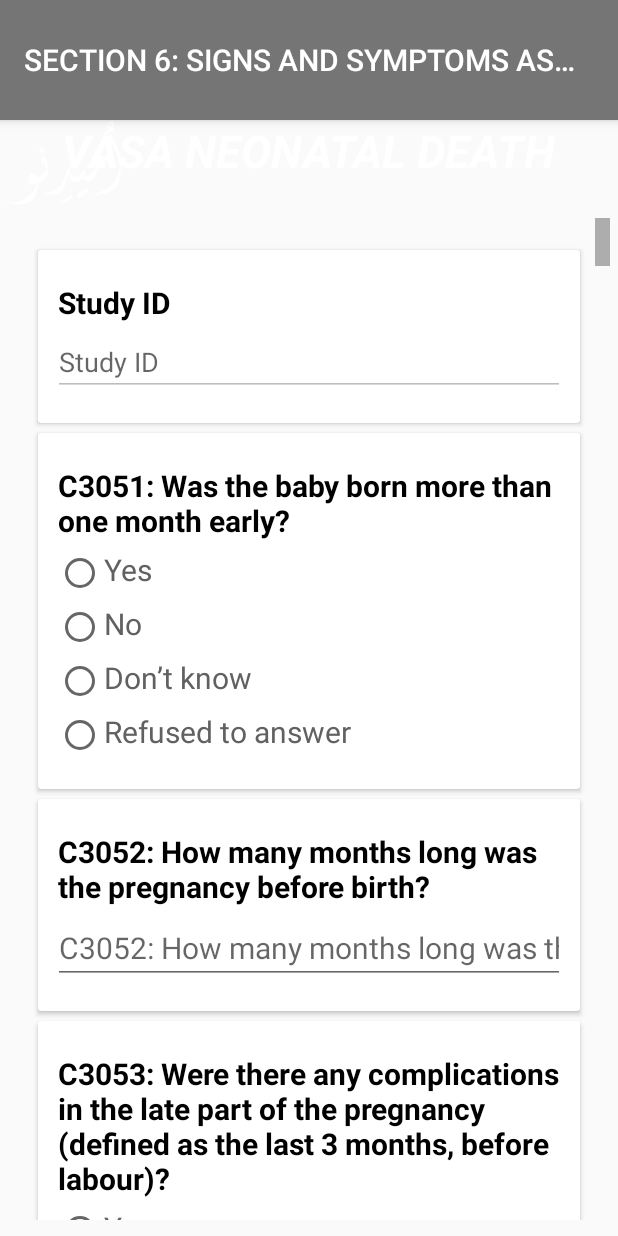
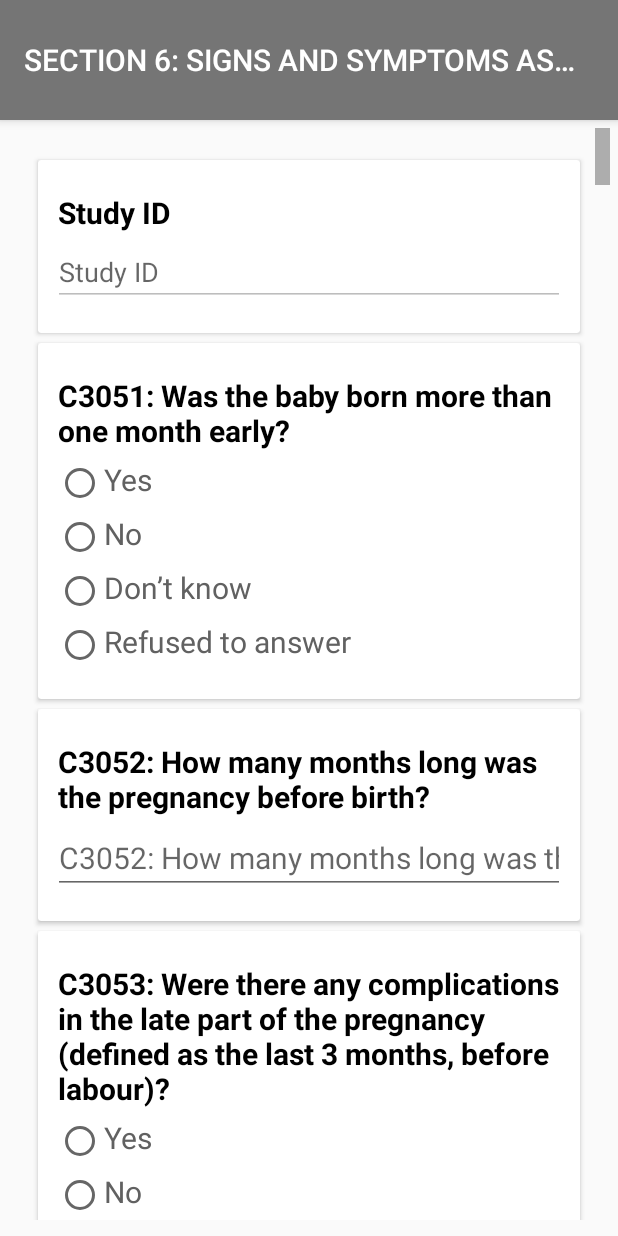
Before and after one commit to irfansyedpg/VASAProject, an Android app: the C3051_C3099 screen opened directly, with no data from a screen before it, on a phone screen of 412 x 824 dp. Run offline under Robolectric (Android 15) with nearby library versions, the phone set to English and light mode, and no system bars; plain views replace MaskEditText; 1 statement that could not run was skipped.

Commit message:
Commit New

```diff
--- a/app/src/main/res/layout/c3051_c3099.xml
+++ b/app/src/main/res/layout/c3051_c3099.xml
@@ -6,30 +6,6 @@
     xmlns:tools="http://schemas.android.com/tools"
     android:orientation="vertical"
     tools:context=".C.C3051_C3099">
-
-    <RelativeLayout
-        android:layout_width="match_parent"
-        android:layout_height="wrap_content">
-
-        <TextView
-            android:id="@+id/mnchmainpsbi"
-            android:layout_width="wrap_content"
-            android:layout_height="wrap_content"
-            android:layout_alignParentTop="true"
-            android:layout_centerInParent="true"
-            android:text="@string/app_name"
-            android:textColor="@color/white"
-            android:textSize="30sp"
-            android:textStyle="bold|italic" />
-
-        <ImageView
-            android:id="@+id/img_psbitest"
-            android:layout_width="90dp"
-            android:layout_height="60sp"
-            android:layout_alignParentTop="true"
-            android:src="@drawable/unwhite" />
-
-    </RelativeLayout>
 
 
     <ScrollView
--- a/app/src/main/res/layout/q1101_q1610.xml
+++ b/app/src/main/res/layout/q1101_q1610.xml
@@ -7,7 +7,7 @@
     android:orientation="vertical"
     tools:context=".GS.Q1101_Q1610">
 
-    <RelativeLayout
+    <!--<RelativeLayout
         android:layout_width="match_parent"
         android:layout_height="wrap_content">
 
@@ -29,7 +29,7 @@
             android:layout_alignParentTop="true"
             android:src="@drawable/unwhite" />
 
-    </RelativeLayout>
+    </RelativeLayout>-->
 
     <ScrollView
         android:layout_width="match_parent"
```
Also changed, not shown: app/src/main/res/layout/c3251_c3288_a.xml (+0 -24 lines), app/src/main/res/layout/c3251_c3288_b.xml (+0 -24 lines), app/src/main/res/layout/c3251_c3288_c.xml (+0 -24 lines).
